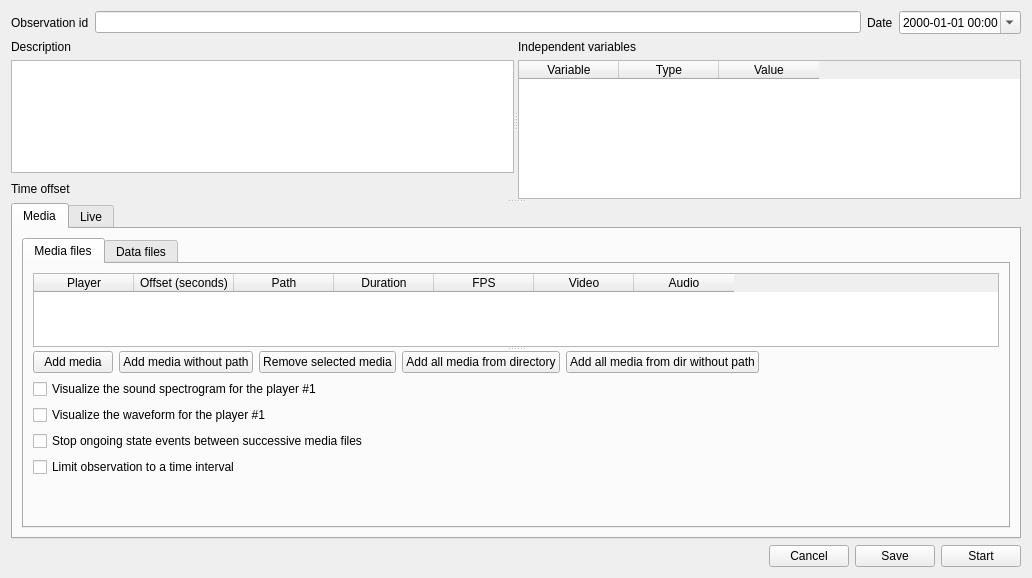
The window that src/observation.ui (olivierfriard/BORIS) describes before a commit, drawn with Qt 5.
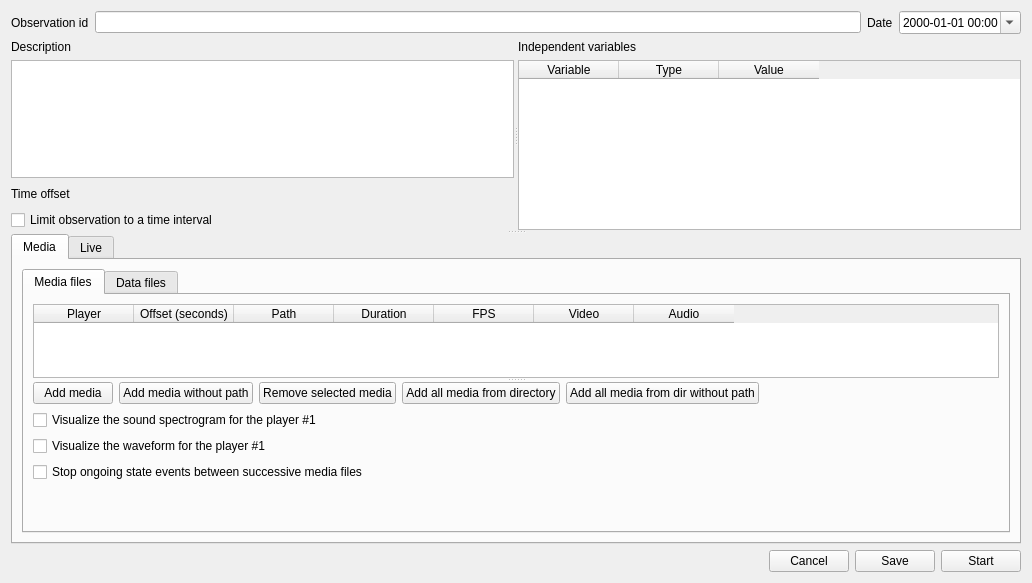
The same window after the commit.

Commit message: added observation time interval function

Diff of the .ui file:
```diff
--- a/src/observation.ui
+++ b/src/observation.ui
@@ -7,7 +7,7 @@
     <x>0</x>
     <y>0</y>
     <width>1032</width>
-    <height>578</height>
+    <height>583</height>
    </rect>
   </property>
   <property name="windowTitle">
@@ -115,6 +115,13 @@
           </item>
          </layout>
         </item>
+        <item>
+         <widget class="QCheckBox" name="cb_observation_time_interval">
+          <property name="text">
+           <string>Limit observation to a time interval</string>
+          </property>
+         </widget>
+        </item>
        </layout>
       </widget>
       <widget class="QWidget" name="layoutWidget">
@@ -326,13 +333,6 @@
                      </property>
                     </widget>
                    </item>
-                   <item>
-                    <widget class="QCheckBox" name="cb_observation_time_interval">
-                     <property name="text">
-                      <string>Limit observation to a time interval</string>
-                     </property>
-                    </widget>
-                   </item>
                    <item>
                     <spacer name="verticalSpacer">
                      <property name="orientation">
```
The commit also changes 5 other files.
